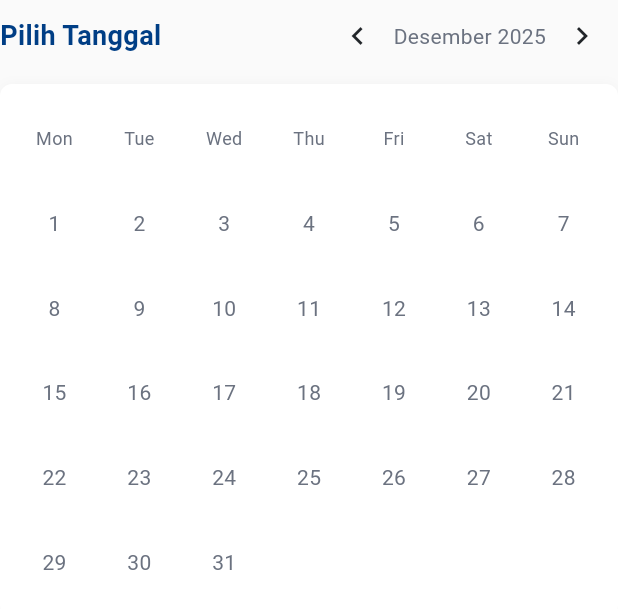
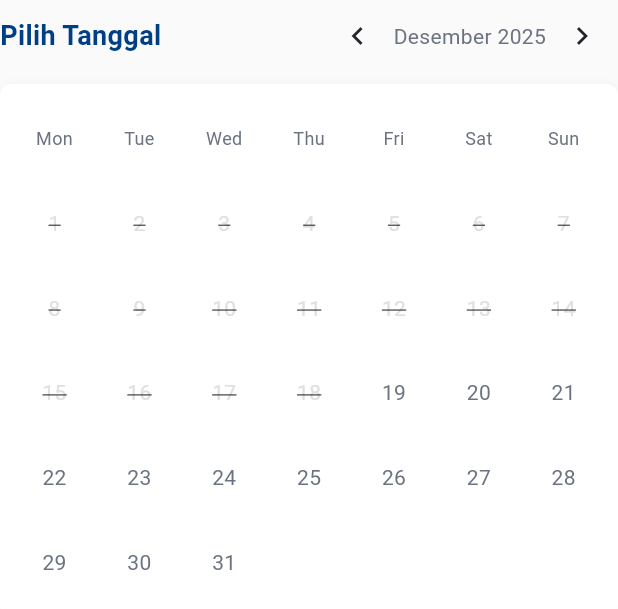
Before and after one commit to pbp-kelompok-e9/temu-coach-mobile, a Flutter app: the CalendarWidget widget shown alone on an empty page, opened directly with empty values, on a phone screen of 412 x 824 dp. Shown: the top 609 px of the screen. Run offline on Flutter 3.47's test engine with Material 3 defaults, Android fonts, the light colour scheme and no system bars; missing offline and left inert: pbp_django_auth; accounts and stored records are empty; Roboto replaces fonts that are missing (Plus Jakarta Sans).

Commit message:
fix: disable past dates in calendar widget

```diff
--- a/lib/widgets/calendar_widget.dart
+++ b/lib/widgets/calendar_widget.dart
@@ -112,9 +112,15 @@
       cells.add(const SizedBox.shrink());
     }
 
+    final today = DateTime.now();
+    final todayStart = DateTime(today.year, today.month, today.day);
+
     for (int d = 1; d <= daysInMonth; d++) {
       final has = available.contains(d);
       final dayStr = d.toString();
+      final dayDate = DateTime(displayMonth.year, displayMonth.month, d);
+      final isPast = dayDate.isBefore(todayStart);
+      final isSelectable = has && !isPast;
       final isSelected =
           selectedDate != null &&
           DateTime.parse(selectedDate!).day == d &&
@@ -123,7 +129,7 @@
 
       cells.add(
         GestureDetector(
-          onTap: has
+          onTap: isSelectable
               ? () {
                   final sel = DateTime(
                     displayMonth.year,
@@ -139,7 +145,7 @@
             decoration: BoxDecoration(
               color: isSelected
                   ? const Color(0xFF003E85)
-                  : (has ? const Color(0xFFFFEDE8) : Colors.transparent),
+                  : (isSelectable ? const Color(0xFFFFEDE8) : Colors.transparent),
               shape: BoxShape.circle,
             ),
             width: 36,
@@ -150,9 +156,12 @@
                 style: TextStyle(
                   color: isSelected
                       ? Colors.white
-                      : (has
-                            ? const Color(0xFFDE3400)
-                            : AppColors.textSecondary),
+                      : isPast
+                          ? Colors.grey.shade300
+                          : (has
+                              ? const Color(0xFFDE3400)
+                              : AppColors.textSecondary),
+                  decoration: isPast ? TextDecoration.lineThrough : null,
                 ),
               ),
             ),
```
